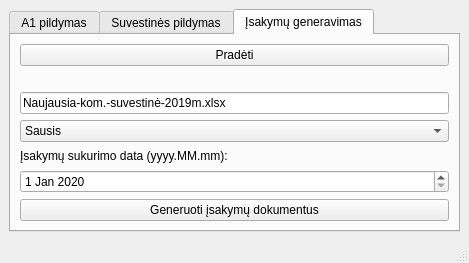
MantasReika/automateDocs, file autodocs/autoUI/MainView.ui: the form before one commit.
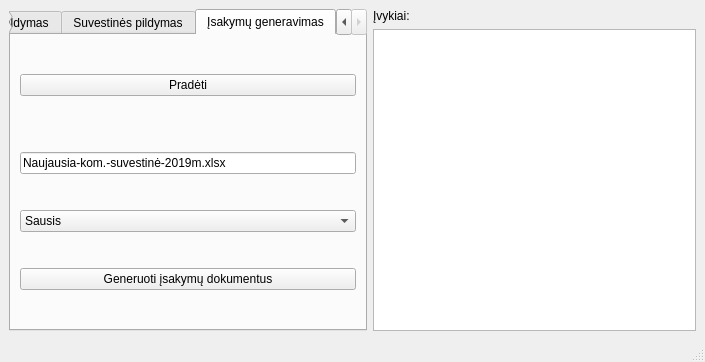
The form after the commit. The open tabs and pages were chosen to show the change.

Commit message: master refactored summary file reading, added logging and HTML formation

The edit to the form file:
```diff
--- a/autodocs/autoUI/MainView.ui
+++ b/autodocs/autoUI/MainView.ui
@@ -6,8 +6,8 @@
    <rect>
     <x>0</x>
     <y>0</y>
-    <width>420</width>
-    <height>238</height>
+    <width>705</width>
+    <height>362</height>
    </rect>
   </property>
   <property name="sizePolicy">
@@ -23,8 +23,20 @@
    <layout class="QHBoxLayout" name="horizontalLayout">
     <item>
      <widget class="QTabWidget" name="MainPage_tab">
+      <property name="maximumSize">
+       <size>
+        <width>16777215</width>
+        <height>16777215</height>
+       </size>
+      </property>
+      <property name="sizeIncrement">
+       <size>
+        <width>100</width>
+        <height>0</height>
+       </size>
+      </property>
       <property name="currentIndex">
-       <number>2</number>
+       <number>0</number>
       </property>
       <widget class="QWidget" name="tab_a1">
        <attribute name="title">
@@ -97,14 +109,14 @@
                <string>Pasirinkti sekantį asmenį iš sąrašo</string>
               </property>
               <property name="text">
-               <string>Pasirinkti sekantį asmenį</string>
+               <string>Sekantis asmuo</string>
               </property>
              </widget>
             </item>
             <item>
              <widget class="QPushButton" name="PreviousPerson_button">
               <property name="text">
-               <string>Pasirinkti praeitą asmenį</string>
+               <string>Praeitas asmuo</string>
               </property>
              </widget>
             </item>
@@ -334,27 +346,6 @@
             </item>
            </widget>
           </item>
-          <item>
-           <widget class="QLabel" name="secondmentDocFormationDate_label">
-            <property name="text">
-             <string>Įsakymų sukurimo data (yyyy.MM.mm):</string>
-            </property>
-           </widget>
-          </item>
-          <item>
-           <widget class="QDateEdit" name="SecondmentDocFormationDate_DateEdit">
-            <property name="dateTime">
-             <datetime>
-              <hour>0</hour>
-              <minute>0</minute>
-              <second>0</second>
-              <year>2020</year>
-              <month>1</month>
-              <day>1</day>
-             </datetime>
-            </property>
-           </widget>
-          </item>
           <item>
            <widget class="QPushButton" name="SecondmentGenerate_button">
             <property name="text">
@@ -368,6 +359,23 @@
       </widget>
      </widget>
     </item>
+    <item>
+     <layout class="QVBoxLayout" name="verticalLayout_3">
+      <item>
+       <widget class="QLabel" name="label">
+        <property name="text">
+         <string>Įvykiai:</string>
+        </property>
+       </widget>
+      </item>
+      <item>
+       <widget class="QListWidget" name="EventLog_listWidget"/>
+      </item>
+     </layout>
+    </item>
+    <item>
+     <layout class="QHBoxLayout" name="horizontalLayout_5"/>
+    </item>
    </layout>
   </widget>
   <widget class="QMenuBar" name="menubar">
@@ -375,7 +383,7 @@
     <rect>
      <x>0</x>
      <y>0</y>
-     <width>420</width>
+     <width>705</width>
      <height>18</height>
     </rect>
    </property>
```
The commit also changes 14 other files.
